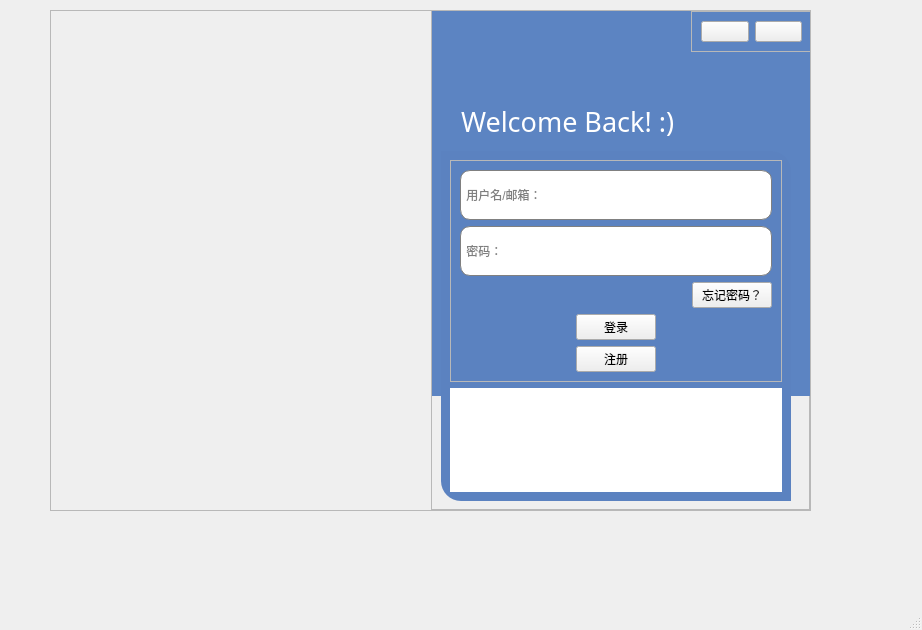
The window that frontend/login.ui (AiDahanwen/BUAA_2024_Python_Project) describes before a commit, drawn with Qt 5.
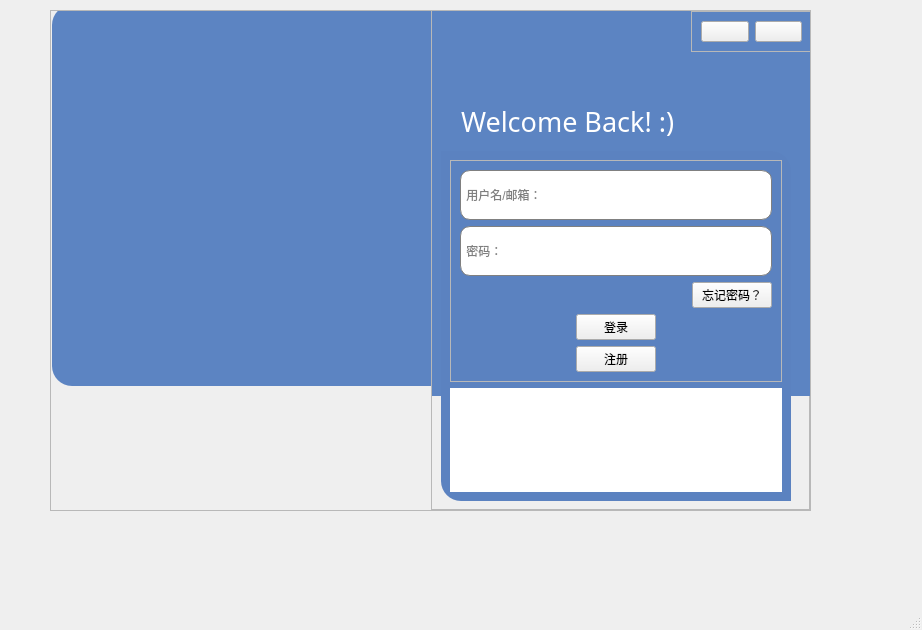
The same window after the commit. Icons and pictures are not drawn.

Commit message: frontend-modify login page-cuzn

The edit to the form file:
```diff
--- a/frontend/login.ui
+++ b/frontend/login.ui
@@ -125,13 +125,14 @@
            <property name="geometry">
             <rect>
              <x>1</x>
-             <y>4</y>
+             <y>-6</y>
              <width>381</width>
-             <height>371</height>
+             <height>381</height>
             </rect>
            </property>
            <property name="styleSheet">
-            <string notr="true">image:url(:/images/images/login.jpg)</string>
+            <string notr="true">background-color:rgb(92, 132, 194);
+image:url(images/login.jpg)</string>
            </property>
            <property name="frameShape">
             <enum>QFrame::NoFrame</enum>
```
The commit also changes 16 other files.
